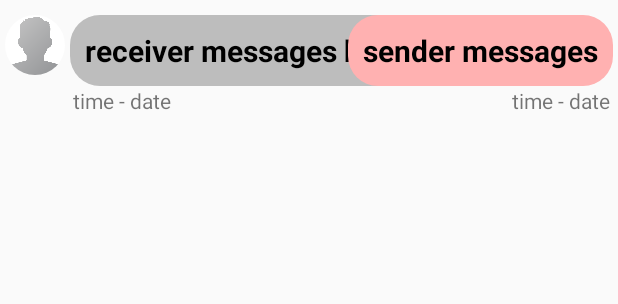
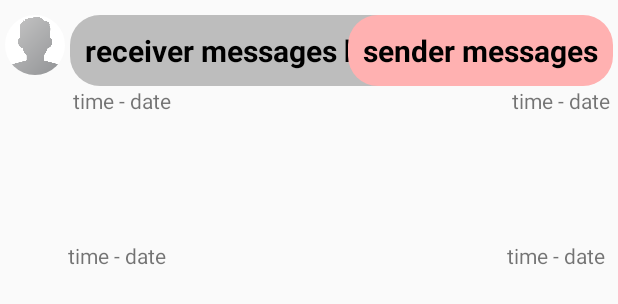
Before and after one commit to gauravraj0510/PopChat, an Android app: the layout custom_messages_layout.xml on its own in the app's theme, with its tools: preview values and no code run, on a phone screen of 412 x 824 dp. Shown: the top 304 px of the screen. Run offline under Robolectric (Android 15) with nearby library versions, the phone set to English and light mode, and no system bars.

Commit message:
date time for imgs and docs

```diff
--- a/app/src/main/res/layout/custom_messages_layout.xml
+++ b/app/src/main/res/layout/custom_messages_layout.xml
@@ -77,7 +77,8 @@
         android:layout_marginStart="5dp"
         android:layout_marginTop="0dp"
         android:layout_toEndOf="@+id/message_profile_image"
-        android:text="time - date" />
+        android:text="time - date"
+        />
 
     <TextView
         android:id="@+id/sender_date_time"
@@ -89,4 +90,25 @@
         android:layout_marginEnd="5dp"
         android:text="time - date" />
 
+    <TextView
+        android:id="@+id/files_receiver_date_time"
+        android:layout_width="wrap_content"
+        android:layout_height="wrap_content"
+        android:layout_below="@+id/message_receiver_image_view"
+        android:layout_alignStart="@+id/message_receiver_image_view"
+        android:layout_marginStart="0dp"
+        android:text="time - date"
+        />
+
+    <TextView
+        android:id="@+id/files_sender_date_time"
+        android:layout_width="wrap_content"
+        android:layout_height="wrap_content"
+        android:layout_below="@+id/message_sender_image_view"
+        android:layout_alignEnd="@+id/message_sender_image_view"
+        android:layout_marginStart="0dp"
+        android:layout_marginEnd="3dp"
+        android:text="time - date"
+        />
+
 </RelativeLayout>
```
Also changed, not shown: app/src/main/java/com/example/popchat/ChatActivity.java (+16 -0 lines), app/src/main/java/com/example/popchat/MessageAdapter.java (+15 -1 lines), app/src/main/res/drawable/background_doodle.jpg (added).
